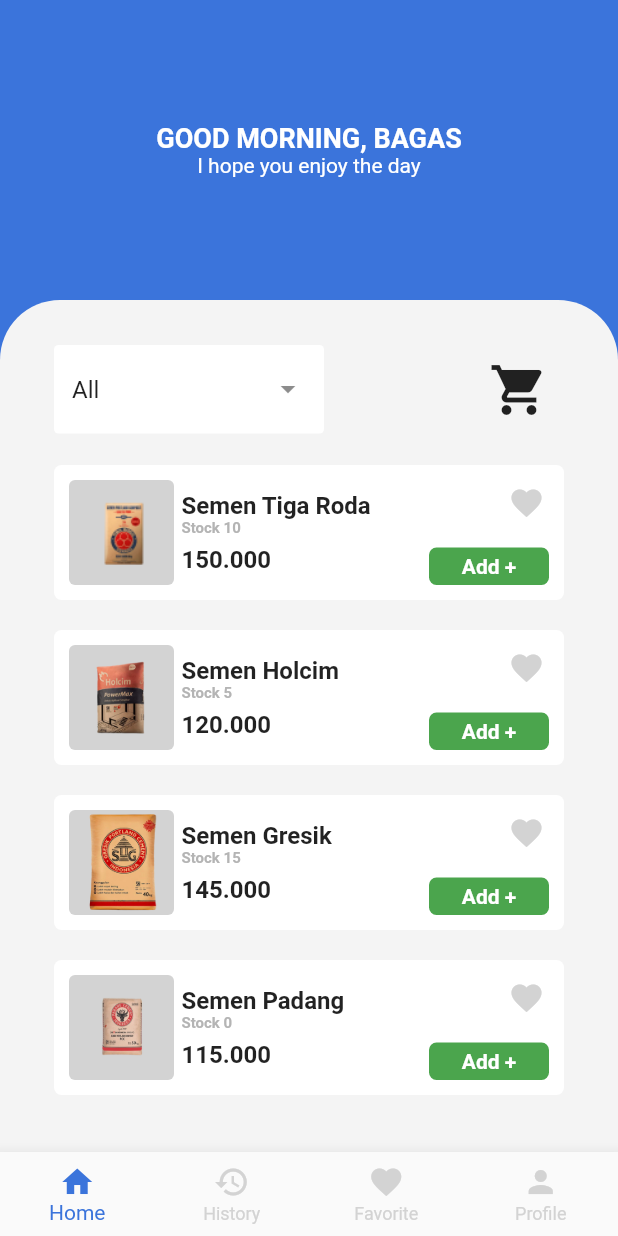
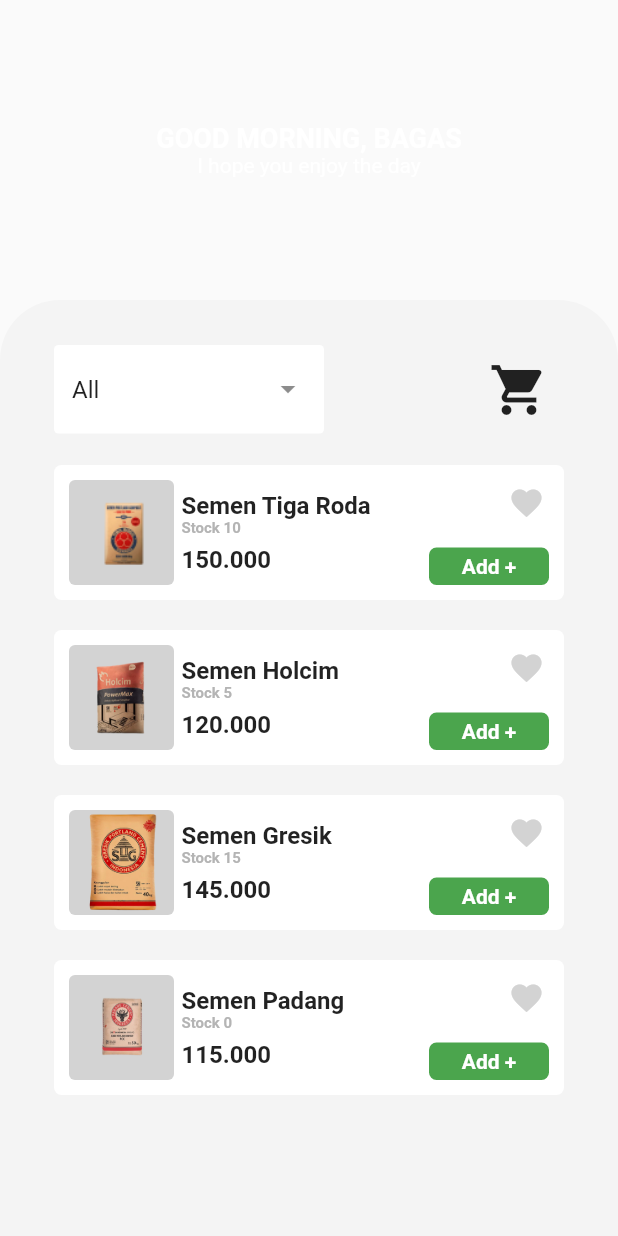
Before and after one commit to bagassj/Mterials, a Flutter app: the HomeScreen widget shown alone on an empty page, opened directly, on a phone screen of 412 x 824 dp. Run offline on Flutter 3.47's test engine with Material 2 defaults, Android fonts, the phone set to English and light mode, and no system bars; drawn by our look-alikes of dropdown_search; Roboto replaces fonts that are missing (Montserrat); project files that could hold a hidden picture were left out.

```diff
--- a/lib/main.dart
+++ b/lib/main.dart
@@ -1,5 +1,4 @@
 import 'package:flutter/material.dart';
-import 'package:project/screen/sign_in.dart';
 import 'package:project/screen/splash.dart';
 
 void main() {
@@ -15,7 +14,7 @@ class MyApp extends StatelessWidget {
     return MaterialApp(
       debugShowCheckedModeBanner: false,
       theme: ThemeData(fontFamily: 'Montserrat'),
-      home: SignInScreen(),
+      home: SplashScreen(),
     );
   }
 }
--- a/lib/screen/home.dart
+++ b/lib/screen/home.dart
@@ -1,27 +1,21 @@
 import 'package:dropdown_search/dropdown_search.dart';
-import 'package:flutter/cupertino.dart';
 import 'package:flutter/material.dart';
-import 'package:flutter/painting.dart';
 import 'package:project/settings.dart';
 
 class HomeScreen extends StatefulWidget {
-  const HomeScreen({ Key? key }) : super(key: key);
+  const HomeScreen({Key? key}) : super(key: key);
 
   @override
   State<HomeScreen> createState() => _HomeScreenState();
 }
 
 class _HomeScreenState extends State<HomeScreen> {
-
   @override
   Widget build(BuildContext context) {
-    return Scaffold(
-      backgroundColor: mBlue,
-      body: Center(
+    return Center(
       child: SingleChildScrollView(
         child: Column(
           children: [
-
             Container(
               height: 200,
               child: Column(
@@ -32,33 +26,27 @@ class _HomeScreenState extends State<HomeScreen> {
                     style: TextStyle(
                         fontWeight: FontWeight.bold,
                         color: Colors.white,
-                        fontSize: 18
+                        fontSize: 18),
                   ),
-                    ),
-
                   Text(
                     'I hope you enjoy the day',
                     style: TextStyle(
                         fontWeight: FontWeight.w400,
                         color: Colors.white,
-                        fontSize: 14
-                      ),
+                        fontSize: 14),
                   )
                 ],
               ),
             ),
-
             Container(
-                height: 600,
+              height: MediaQuery.of(context).size.height,
               width: MediaQuery.of(context).size.width,
               decoration: BoxDecoration(
                 color: mGraywhite,
                 borderRadius: BorderRadius.only(
                     topLeft: Radius.circular(40),
-                    topRight: Radius.circular(40)
+                    topRight: Radius.circular(40)),
               ),
-                ),
-
               child: Column(
                 children: [
                   Container(
@@ -68,24 +56,28 @@ class _HomeScreenState extends State<HomeScreen> {
                         Container(
                           width: 180,
                           height: 60,
-                          margin: EdgeInsets.only(top: 30, bottom: 10, ),
+                          margin: EdgeInsets.only(
+                            top: 30,
+                            bottom: 10,
+                          ),
                           child: DropdownSearch<String>(
-                              items: ["All","Semen", "Cat", "Kayu", 'Paku'],
+                            items: ["All", "Semen", "Cat", "Kayu", 'Paku'],
                             mode: Mode.MENU,
                             onChanged: print,
                             selectedItem: "All",
                             dropdownSearchDecoration: InputDecoration(
                                 filled: true,
                                 fillColor: Colors.white,
-                                border: OutlineInputBorder(borderRadius: BorderRadius.circular(3), borderSide: BorderSide.none)
+                                border: OutlineInputBorder(
+                                    borderRadius: BorderRadius.circular(3),
+                                    borderSide: BorderSide.none)),
                           ),
                         ),
-                        ),
-
                         Container(
                           width: 60,
                           height: 60,
-                          margin: EdgeInsets.only(top: 30, bottom: 10, left: 100),
+                          margin:
+                              EdgeInsets.only(top: 30, bottom: 10, left: 100),
                           child: Icon(
                             Icons.shopping_cart,
                             size: 40,
@@ -94,51 +86,51 @@ class _HomeScreenState extends State<HomeScreen> {
                       ],
                     ),
                   ),
-
-
                   Wrap(
                     alignment: WrapAlignment.center,
                     children: [
-                        BoxCard('assets/Semen.png','Semen Tiga Roda','Stock 10','150.000',),
-                        BoxCard('assets/Holcim.png','Semen Holcim','Stock 5','120.000',),
-                        BoxCard('assets/Gresik.png','Semen Gresik','Stock 15','145.000',),
-                        BoxCard('assets/Padang.png','Semen Padang','Stock 0','115.000',),
-                        // BagasCard(),
+                      BoxCard(
+                        'assets/Semen.png',
+                        'Semen Tiga Roda',
+                        'Stock 10',
+                        '150.000',
+                      ),
+                      BoxCard(
+                        'assets/Holcim.png',
+                        'Semen Holcim',
+                        'Stock 5',
+                        '120.000',
+                      ),
+                      BoxCard(
+                        'assets/Gresik.png',
+                        'Semen Gresik',
+                        'Stock 15',
+                        '145.000',
+                      ),
+                      BoxCard(
+                        'assets/Padang.png',
+                        'Semen Padang',
+                        'Stock 0',
+                        '115.000',
+                      ),
                     ],
                   ),
                 ],
               ),
-
-
             ),
           ],
         ),
       ),
-      ),
-
-      bottomNavigationBar: BottomNavigationBar(
-        type: BottomNavigationBarType.fixed,
-        selectedItemColor: mBlue,
-        unselectedItemColor: mGray,
-        items: [
-          Test(Icons.home, 'Home'),
-          Test(Icons.history, 'History'),
-          Test(Icons.favorite, 'Favorite'),
-          Test(Icons.person, 'Profile'),
-        ]
-      ),
     );
   }
 
-  Container BoxCard(image,nama,stock,harga) {
+  Container BoxCard(image, nama, stock, harga) {
     return Container(
       height: 90,
       width: 340,
       margin: EdgeInsets.all(10),
       decoration: BoxDecoration(
-        color: Colors.white,
-        borderRadius: BorderRadius.circular(5)
-      ),
+          color: Colors.white, borderRadius: BorderRadius.circular(5)),
       child: Row(
         children: [
           Container(
@@ -146,9 +138,7 @@ class _HomeScreenState extends State<HomeScreen> {
             width: 70,
             margin: EdgeInsets.only(left: 10),
             decoration: BoxDecoration(
-                color: mGray,
-                borderRadius: BorderRadius.circular(4)
-              ),
+                color: mGray, borderRadius: BorderRadius.circular(4)),
             child: Image.asset(image),
           ),
           Container(
@@ -166,7 +156,6 @@ class _HomeScreenState extends State<HomeScreen> {
                       fontWeight: FontWeight.bold,
                       fontSize: 16,
                     ),
-
                   ),
                 ),
                 Container(
@@ -208,21 +197,16 @@ class _HomeScreenState extends State<HomeScreen> {
                     color: mGray,
                   ),
                 ),
-
                 Container(
                   alignment: Alignment.center,
                   height: 25,
                   width: 80,
                   decoration: BoxDecoration(
-                      color: mGreen,
-                      borderRadius: BorderRadius.circular(5)
-                    ),
+                      color: mGreen, borderRadius: BorderRadius.circular(5)),
                   child: Text(
                     'Add +',
                     style: TextStyle(
-                        fontWeight: FontWeight.bold,
-                        color: Colors.white
-                      ),
+                        fontWeight: FontWeight.bold, color: Colors.white),
                   ),
                 ),
               ],
@@ -232,13 +216,4 @@ class _HomeScreenState extends State<HomeScreen> {
       ),
     );
   }
-
-  BottomNavigationBarItem Test(IconData icon, text,) {
-    return BottomNavigationBarItem(
-          icon: Icon(icon),
-          label: text,
-
-        );
 }
-
-}
```
Also changed, not shown: lib/screen/history.dart (+50 -65 lines), lib/screen/main.dart (added, +62 -0 lines), lib/screen/sign_in.dart (+20 -26 lines), lib/screen/sign_up.dart (+21 -25 lines). Lines whose indentation alone changed are shown as unchanged.
